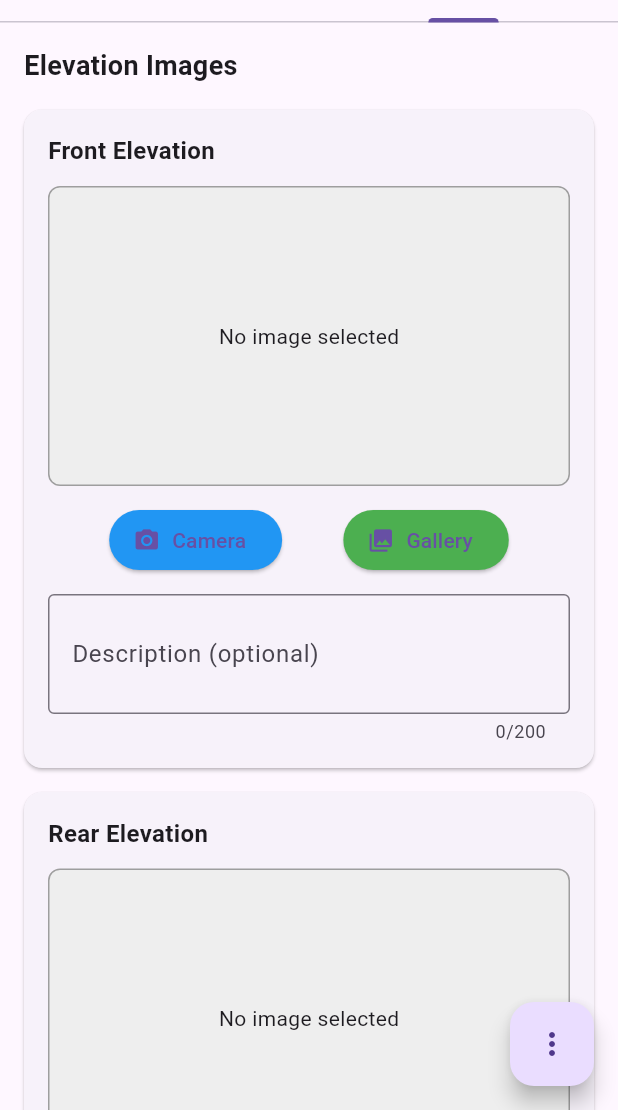
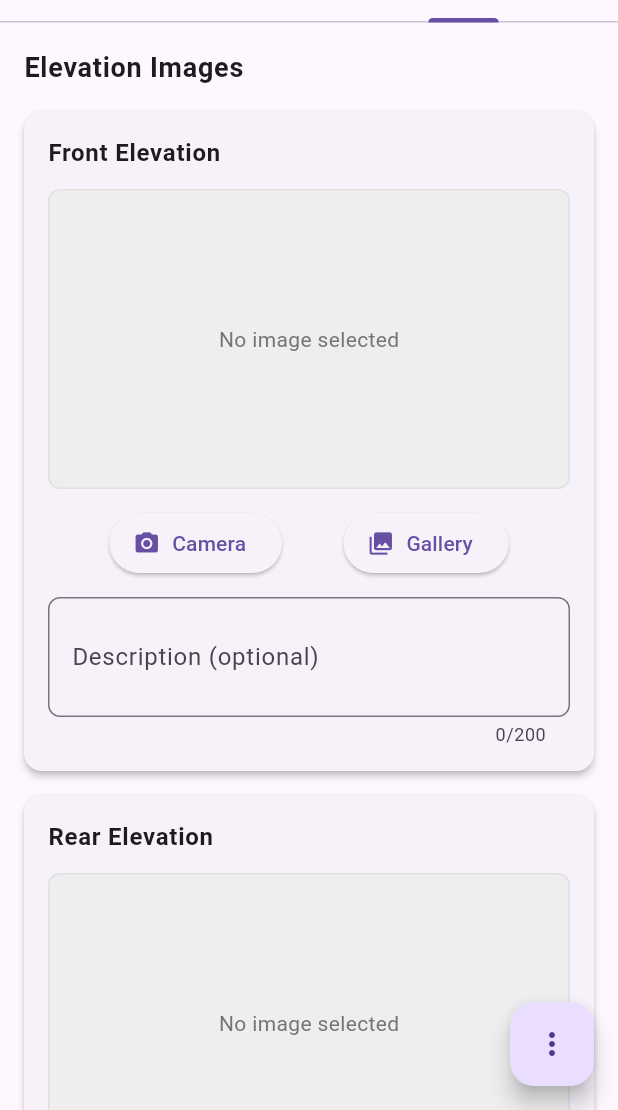
Before and after one commit to anshgwash/site_report_app_v2, a Flutter app: the screen it shows after launch, tab 2 chosen, on a phone screen of 412 x 824 dp, the part 126-1236 px from its top. Run offline on Flutter 3.47's test engine with Material 3 defaults, Android fonts, the phone set to English and light mode, and no system bars; our stand-ins replace cross_file, flutter_riverpod, image_picker, pdf, share_plus, shared_preferences.

Commit message:
More UI changes

```diff
--- a/lib/images_tab.dart
+++ b/lib/images_tab.dart
@@ -38,7 +38,6 @@ class _ImagesTabState extends ConsumerState<ImagesTab> {
         maxHeight: 1800,
         imageQuality: 85,
       );
-
       if (image != null) {
         ref.read(formStateProvider.notifier).updateField(imageKey, image.path);
       }
@@ -57,7 +56,6 @@ class _ImagesTabState extends ConsumerState<ImagesTab> {
         maxHeight: 1800,
         imageQuality: 85,
       );
-
       if (image != null) {
         ref.read(formStateProvider.notifier).updateField(imageKey, image.path);
       }
@@ -75,15 +73,20 @@ class _ImagesTabState extends ConsumerState<ImagesTab> {
     final descriptionKey = '${imageKey}_description';
 
     return Card(
+      elevation: 2.0,
       margin: const EdgeInsets.symmetric(vertical: 8.0),
+      shape: RoundedRectangleBorder(borderRadius: BorderRadius.circular(12.0)),
       child: Padding(
         padding: const EdgeInsets.all(16.0),
         child: Column(
           crossAxisAlignment: CrossAxisAlignment.start,
           children: [
+            // Title
             Text(
               label,
-              style: const TextStyle(fontWeight: FontWeight.bold, fontSize: 16),
+              style: Theme.of(
+                context,
+              ).textTheme.bodyLarge?.copyWith(fontWeight: FontWeight.bold),
             ),
             const SizedBox(height: 12),
 
@@ -93,7 +96,7 @@ class _ImagesTabState extends ConsumerState<ImagesTab> {
               width: double.infinity,
               decoration: BoxDecoration(
                 color: Colors.grey[200],
-                border: Border.all(color: Colors.grey),
+                border: Border.all(color: Colors.grey.shade300),
                 borderRadius: BorderRadius.circular(8),
               ),
               child:
@@ -102,7 +105,12 @@ class _ImagesTabState extends ConsumerState<ImagesTab> {
                         borderRadius: BorderRadius.circular(8),
                         child: Image.file(File(imagePath), fit: BoxFit.cover),
                       )
-                      : const Center(child: Text('No image selected')),
+                      : Center(
+                        child: Text(
+                          'No image selected',
+                          style: TextStyle(color: Colors.grey.shade600),
+                        ),
+                      ),
             ),
             const SizedBox(height: 12),
 
@@ -114,15 +122,11 @@ class _ImagesTabState extends ConsumerState<ImagesTab> {
                   onPressed: () => _captureImage(imageKey),
                   icon: const Icon(Icons.camera_alt),
                   label: const Text('Camera'),
-                  style: ElevatedButton.styleFrom(backgroundColor: Colors.blue),
                 ),
                 ElevatedButton.icon(
                   onPressed: () => _pickImage(imageKey),
                   icon: const Icon(Icons.photo_library),
                   label: const Text('Gallery'),
-                  style: ElevatedButton.styleFrom(
-                    backgroundColor: Colors.green,
-                  ),
                 ),
               ],
             ),
@@ -131,9 +135,11 @@ class _ImagesTabState extends ConsumerState<ImagesTab> {
             // Description field
             TextFormField(
               initialValue: formData[descriptionKey] as String?,
-              decoration: const InputDecoration(
+              decoration: InputDecoration(
                 labelText: 'Description (optional)',
-                border: OutlineInputBorder(),
+                border: OutlineInputBorder(
+                  borderRadius: BorderRadius.circular(8.0),
+                ),
                 hintText: 'Add a short description',
               ),
               maxLength: 200,
@@ -160,9 +166,12 @@ class _ImagesTabState extends ConsumerState<ImagesTab> {
           crossAxisAlignment: CrossAxisAlignment.start,
           children: [
             // Elevation Images
-            const Text(
+            Text(
               'Elevation Images',
-              style: TextStyle(fontSize: 18, fontWeight: FontWeight.bold),
+              style: Theme.of(context).textTheme.bodyLarge?.copyWith(
+                fontSize: 18,
+                fontWeight: FontWeight.bold,
+              ),
             ),
             const SizedBox(height: 8),
             ...elevationImages.map(
@@ -171,9 +180,12 @@ class _ImagesTabState extends ConsumerState<ImagesTab> {
             const SizedBox(height: 20),
 
             // Other Images
-            const Text(
+            Text(
               'Other Images',
-              style: TextStyle(fontSize: 18, fontWeight: FontWeight.bold),
+              style: Theme.of(context).textTheme.bodyLarge?.copyWith(
+                fontSize: 18,
+                fontWeight: FontWeight.bold,
+              ),
             ),
             const SizedBox(height: 8),
             ...otherImages.map(
--- a/lib/main.dart
+++ b/lib/main.dart
@@ -16,10 +16,7 @@ class SiteReportApp extends StatelessWidget {
   Widget build(BuildContext context) {
     return MaterialApp(
       title: 'Site Report App',
-      theme: ThemeData(
-        primarySwatch: Colors.blue,
-        visualDensity: VisualDensity.adaptivePlatformDensity,
-      ),
+      theme: ThemeData(visualDensity: VisualDensity.adaptivePlatformDensity),
       home: const HomeScreen(),
       debugShowCheckedModeBanner: false,
     );
```
